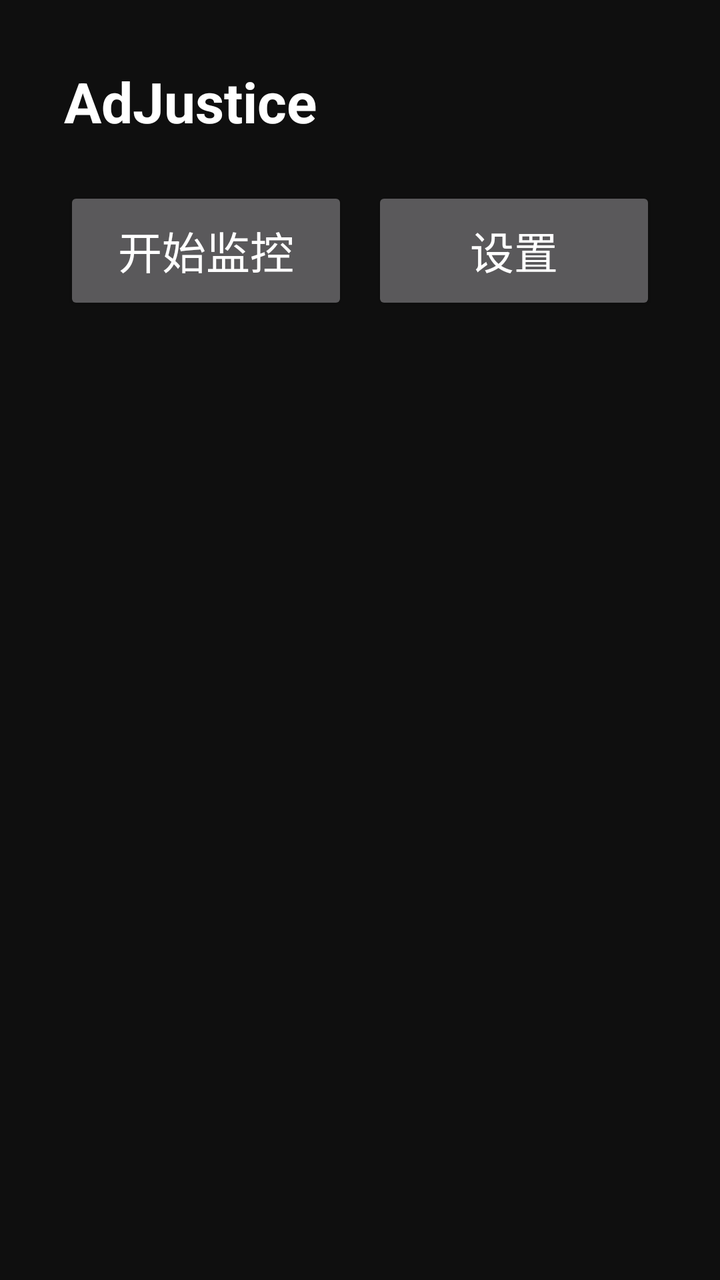
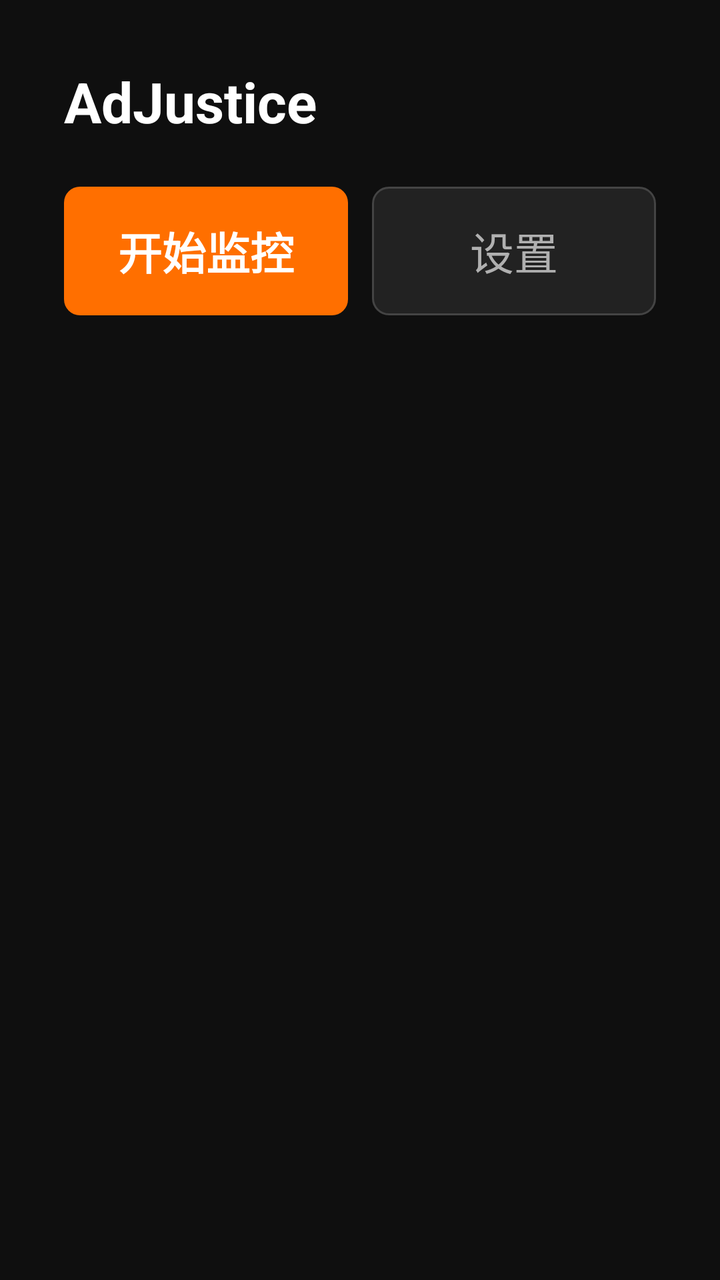

Before-and-after screenshots of an Android layout around one commit, followed by the original layout XML and the change that was made.
<!-- AndroidManifest.xml: application theme Theme.AdJustice -->
<!-- res/layout/activity_main.xml -->
<?xml version="1.0" encoding="utf-8"?>
<LinearLayout xmlns:android="http://schemas.android.com/apk/res/android"
    android:layout_width="match_parent"
    android:layout_height="match_parent"
    android:orientation="vertical"
    android:background="#FF0F0F0F"
    android:padding="32dp">

    
    <LinearLayout
        android:layout_width="match_parent"
        android:layout_height="wrap_content"
        android:orientation="horizontal"
        android:gravity="center_vertical"
        android:layout_marginBottom="24dp">

        <TextView
            android:layout_width="0dp"
            android:layout_weight="1"
            android:layout_height="wrap_content"
            android:text="@string/app_name"
            android:textColor="#FFFFFFFF"
            android:textSize="@dimen/tv_title_size"
            android:textStyle="bold" />

        <TextView
            android:id="@+id/status_text"
            android:layout_width="wrap_content"
            android:layout_height="wrap_content"
            android:textColor="#FFB0B0B0"
            android:textSize="@dimen/tv_caption_size" />
    </LinearLayout>

    
    <LinearLayout
        android:layout_width="match_parent"
        android:layout_height="wrap_content"
        android:orientation="horizontal"
        android:layout_marginBottom="32dp">

        <Button
            android:id="@+id/btn_start_stop"
            android:layout_width="0dp"
            android:layout_weight="1"
            android:layout_height="wrap_content"
            android:layout_marginEnd="12dp"
            android:minHeight="64dp"
            android:textSize="@dimen/tv_button_text"
            android:text="@string/start_monitoring" />

        <Button
            android:id="@+id/btn_settings"
            android:layout_width="0dp"
            android:layout_weight="1"
            android:layout_height="wrap_content"
            android:minHeight="64dp"
            android:textSize="@dimen/tv_button_text"
            android:text="@string/settings" />
    </LinearLayout>

    
    <TextView
        android:id="@+id/hijack_count"
        android:layout_width="wrap_content"
        android:layout_height="wrap_content"
        android:textColor="#FFE8A040"
        android:textSize="@dimen/tv_body_size"
        android:textStyle="bold"
        android:layout_marginBottom="16dp" />

    

</LinearLayout>
<!-- resources referenced by this layout -->
<resources>
  <dimen name="tv_body_size">20sp</dimen>
  <dimen name="tv_button_text">22sp</dimen>
  <dimen name="tv_caption_size">16sp</dimen>
  <dimen name="tv_title_size">28sp</dimen>
  <string name="app_name">AdJustice</string>
  <string name="settings">设置</string>
  <string name="start_monitoring">开始监控</string>
  <style name="Theme.AdJustice" parent="Theme.AppCompat.NoActionBar">
          <item name="android:colorPrimary">#FF1A1A1A</item>
          <item name="android:colorPrimaryDark">#FF000000</item>
          <item name="android:colorAccent">#FFFF6F00</item>
          <item name="android:textColorPrimary">#FFFFFFFF</item>
          <item name="android:textColorSecondary">#FFB0B0B0</item>
          <item name="android:windowBackground">#FF0F0F0F</item>
          <item name="colorPrimary">@android:color/transparent</item>
          <item name="colorPrimaryDark">#FF000000</item>
          <item name="colorAccent">#FFFF6F00</item>
      </style>
</resources>

<!-- the commit's change to res/layout/activity_main.xml (unified diff, before → after) -->
@@ -44,18 +44,27 @@
             android:layout_weight="1"
             android:layout_height="wrap_content"
             android:layout_marginEnd="12dp"
+            android:background="@drawable/bg_btn_start_stop"
             android:minHeight="64dp"
+            android:paddingVertical="16dp"
+            android:stateListAnimator="@animator/btn_elevation"
+            android:text="@string/start_monitoring"
+            android:textColor="#FFFFFFFF"
             android:textSize="@dimen/tv_button_text"
-            android:text="@string/start_monitoring" />
+            android:textStyle="bold" />
 
         <Button
             android:id="@+id/btn_settings"
             android:layout_width="0dp"
             android:layout_weight="1"
             android:layout_height="wrap_content"
+            android:background="@drawable/bg_btn_settings"
             android:minHeight="64dp"
-            android:textSize="@dimen/tv_button_text"
-            android:text="@string/settings" />
+            android:paddingVertical="16dp"
+            android:stateListAnimator="@animator/btn_elevation"
+            android:text="@string/settings"
+            android:textColor="@color/text_btn_settings"
+            android:textSize="@dimen/tv_button_text" />
     </LinearLayout>
 
     
<!-- resource entries referenced after the edit -->
@@ -4,6 +4,79 @@
   <dimen name="tv_button_text">22sp</dimen>
   <dimen name="tv_caption_size">16sp</dimen>
   <dimen name="tv_title_size">28sp</dimen>
+  <!-- drawable bg_btn_settings (drawable) -->
+  <?xml version="1.0" encoding="utf-8"?>
+  <selector xmlns:android="http://schemas.android.com/apk/res/android">
+      <item android:state_focused="true">
+          <shape android:shape="rectangle">
+              <solid android:color="#FF333333" />
+              <corners android:radius="8dp" />
+              <stroke android:width="3dp" android:color="#FFFF6F00" />
+          </shape>
+      </item>
+      <item android:state_pressed="true">
+          <shape android:shape="rectangle">
+              <solid android:color="#FF2E2E2E" />
+              <corners android:radius="8dp" />
+              <stroke android:width="1dp" android:color="#FF555555" />
+          </shape>
+      </item>
+      <item>
+          <shape android:shape="rectangle">
+              <solid android:color="#FF222222" />
+              <corners android:radius="8dp" />
+              <stroke android:width="1dp" android:color="#FF444444" />
+          </shape>
+      </item>
+  </selector>
+  <!-- drawable bg_btn_start_stop (drawable) -->
+  <?xml version="1.0" encoding="utf-8"?>
+  <selector xmlns:android="http://schemas.android.com/apk/res/android">
+      
+      <item android:state_activated="true" android:state_focused="true">
+          <shape android:shape="rectangle">
+              <solid android:color="#FFE53935" />
+              <corners android:radius="8dp" />
+              <stroke android:width="3dp" android:color="#FFFFFFFF" />
+          </shape>
+      </item>
+      
+      <item android:state_activated="true" android:state_pressed="true">
+          <shape android:shape="rectangle">
+              <solid android:color="#FFB71C1C" />
+              <corners android:radius="8dp" />
+          </shape>
+      </item>
+      
+      <item android:state_activated="true">
+          <shape android:shape="rectangle">
+              <solid android:color="#FFD32F2F" />
+              <corners android:radius="8dp" />
+          </shape>
+      </item>
+      
+      <item android:state_focused="true">
+          <shape android:shape="rectangle">
+              <solid android:color="#FFFF8F00" />
+              <corners android:radius="8dp" />
+              <stroke android:width="3dp" android:color="#FFFFFFFF" />
+          </shape>
+      </item>
+      
+      <item android:state_pressed="true">
+          <shape android:shape="rectangle">
+              <solid android:color="#FFE65100" />
+              <corners android:radius="8dp" />
+          </shape>
+      </item>
+      
+      <item>
+          <shape android:shape="rectangle">
+              <solid android:color="#FFFF6F00" />
+              <corners android:radius="8dp" />
+          </shape>
+      </item>
+  </selector>
   <string name="app_name">AdJustice</string>
   <string name="settings">设置</string>
   <string name="start_monitoring">开始监控</string>
